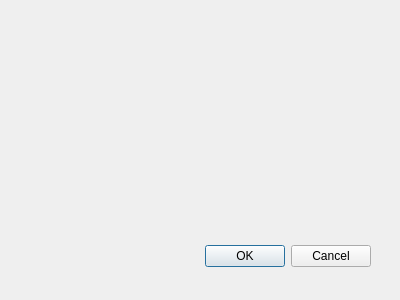
Old version of the form View/viewinscription.ui in the repository Darhal/Trottipret.
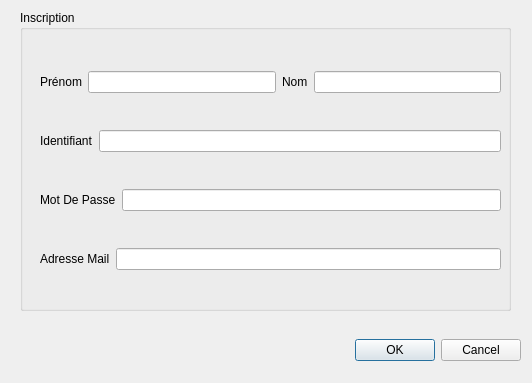
New version of the form.

Commit message: Connected Inscription window to some functionality

Patch:
```diff
--- a/View/viewinscription.ui
+++ b/View/viewinscription.ui
@@ -8,8 +8,8 @@
    <rect>
     <x>0</x>
     <y>0</y>
-    <width>400</width>
-    <height>300</height>
+    <width>532</width>
+    <height>383</height>
    </rect>
   </property>
   <property name="windowTitle">
@@ -18,10 +18,10 @@
   <widget class="QDialogButtonBox" name="buttonBox">
    <property name="geometry">
     <rect>
-     <x>30</x>
-     <y>240</y>
-     <width>341</width>
-     <height>32</height>
+     <x>330</x>
+     <y>320</y>
+     <width>191</width>
+     <height>61</height>
     </rect>
    </property>
    <property name="orientation">
@@ -31,6 +31,153 @@
     <set>QDialogButtonBox::Cancel|QDialogButtonBox::Ok</set>
    </property>
   </widget>
+  <widget class="QGroupBox" name="groupBox">
+   <property name="geometry">
+    <rect>
+     <x>20</x>
+     <y>10</y>
+     <width>491</width>
+     <height>301</height>
+    </rect>
+   </property>
+   <property name="title">
+    <string>Inscription</string>
+   </property>
+   <widget class="QWidget" name="verticalLayoutWidget">
+    <property name="geometry">
+     <rect>
+      <x>20</x>
+      <y>30</y>
+      <width>461</width>
+      <height>261</height>
+     </rect>
+    </property>
+    <layout class="QVBoxLayout" name="verticalLayout_3">
+     <item>
+      <layout class="QHBoxLayout" name="horizontalLayout">
+       <item>
+        <widget class="QLabel" name="label_2">
+         <property name="maximumSize">
+          <size>
+           <width>16777215</width>
+           <height>30</height>
+          </size>
+         </property>
+         <property name="text">
+          <string>Prénom</string>
+         </property>
+        </widget>
+       </item>
+       <item>
+        <widget class="QLineEdit" name="prenom"/>
+       </item>
+       <item>
+        <widget class="QLabel" name="label">
+         <property name="maximumSize">
+          <size>
+           <width>16777215</width>
+           <height>30</height>
+          </size>
+         </property>
+         <property name="text">
+          <string>Nom</string>
+         </property>
+        </widget>
+       </item>
+       <item>
+        <widget class="QLineEdit" name="nom"/>
+       </item>
+      </layout>
+     </item>
+     <item>
+      <layout class="QHBoxLayout" name="horizontalLayout_2">
+       <item>
+        <widget class="QLabel" name="label_3">
+         <property name="maximumSize">
+          <size>
+           <width>16777215</width>
+           <height>30</height>
+          </size>
+         </property>
+         <property name="text">
+          <string>Identifiant</string>
+         </property>
+        </widget>
+       </item>
+       <item>
+        <widget class="QLineEdit" name="identifiant"/>
+       </item>
+      </layout>
+     </item>
+     <item>
+      <layout class="QHBoxLayout" name="horizontalLayout_4">
+       <item>
+        <widget class="QLabel" name="label_4">
+         <property name="maximumSize">
+          <size>
+           <width>16777215</width>
+           <height>30</height>
+          </size>
+         </property>
+         <property name="text">
+          <string>Mot De Passe</string>
+         </property>
+        </widget>
+       </item>
+       <item>
+        <widget class="QLineEdit" name="mdp">
+         <property name="echoMode">
+          <enum>QLineEdit::Password</enum>
+         </property>
+        </widget>
+       </item>
+      </layout>
+     </item>
+     <item>
+      <layout class="QHBoxLayout" name="horizontalLayout_6">
+       <item>
+        <widget class="QLabel" name="label_5">
+         <property name="maximumSize">
+          <size>
+           <width>16777215</width>
+           <height>30</height>
+          </size>
+         </property>
+         <property name="text">
+          <string>Adresse Mail</string>
+         </property>
+        </widget>
+       </item>
+       <item>
+        <widget class="QLineEdit" name="adrmail"/>
+       </item>
+      </layout>
+     </item>
+    </layout>
+   </widget>
+  </widget>
+  <widget class="QLabel" name="warning">
+   <property name="geometry">
+    <rect>
+     <x>20</x>
+     <y>320</y>
+     <width>321</width>
+     <height>51</height>
+    </rect>
+   </property>
+   <property name="maximumSize">
+    <size>
+     <width>400</width>
+     <height>100</height>
+    </size>
+   </property>
+   <property name="styleSheet">
+    <string notr="true">color:  red;</string>
+   </property>
+   <property name="text">
+    <string/>
+   </property>
+  </widget>
  </widget>
  <pixmapfunction/>
  <resources/>
```
Left out of the diff: 7 changed lines with no effect on the pictures. The commit also changes 11 other files.
